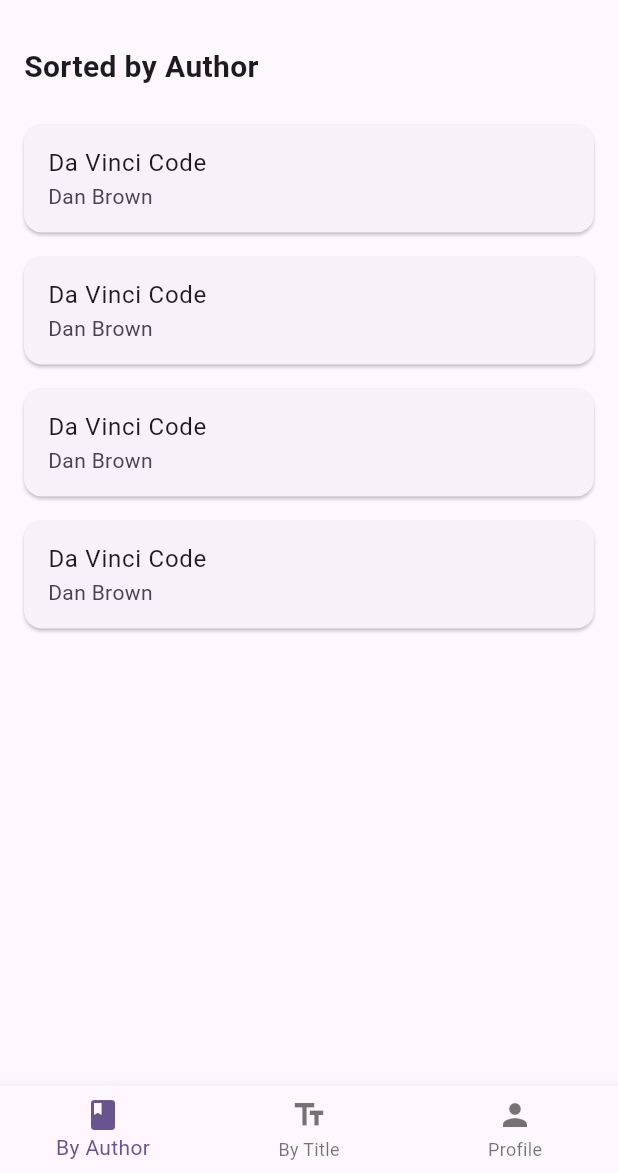
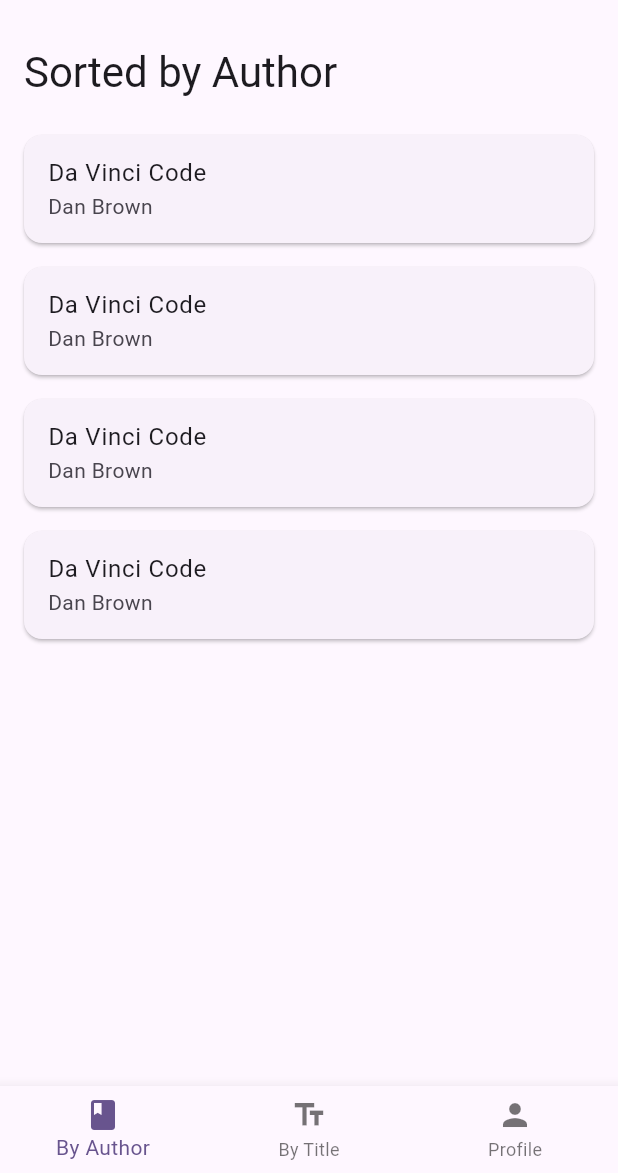
Before and after one commit to wiebecoding/hw4, a Flutter app: the screen it shows after launch, after a tap on "Login", on a phone screen of 412 x 824 dp, the part 63-1236 px from its top. Run offline on Flutter 3.47's test engine with Material 3 defaults, Android fonts, the light colour scheme and no system bars; our stand-ins replace bloc, flutter_bloc, go_router.

Commit message:
Added comments, adjusted UI to more closely match Figma

```diff
--- a/lib/navigation/routerHW.dart
+++ b/lib/navigation/routerHW.dart
@@ -4,7 +4,6 @@
 import 'package:hw4/auth_bloc/auth_bloc.dart';
 import 'package:hw4/pages/author_detail_page.dart';
 import 'package:hw4/pages/author_page.dart';
-import 'package:hw4/pages/home_page.dart';
 import 'package:hw4/pages/login_page.dart';
 import 'package:hw4/pages/profile_page.dart';
 import 'package:hw4/pages/title_detail_page.dart';
@@ -29,11 +28,37 @@
   debugLabel: "Shell",
 );
 
+/*
+
+Created GoRouter with the following paths:
+  / (name: home)
+  /byAuthor (name: byAuthor)
+  /byAuthor/detail (name: byAuthorDetail)
+  /byTitle (name: byTitle)
+  /byTitleDetail (name: byTitleDetail)
+  /profile (name: profile)
+  /login (name: login)
+
+*/
+
 GoRouter routerHW(AuthenticationBloc authenticationBloc) {
   return GoRouter(
     navigatorKey: rootNavigatorKey,
     initialLocation: "/login",
+    /*
+
+    Created a Listenable from the stream of the AuthenticationBloc
+    Added listenable to the refreshListentable of the GoRouter
+
+    */
     refreshListenable: StreamToListenable([authenticationBloc.stream]),
+
+    /*
+
+    If logged in and current path == /login, go to /byAuthor
+    If logged out and current path != /login, go to /login
+
+    */
     redirect: (context, state) async {
       if (authenticationBloc.state is AuthenticationLoggedIn &&
           ((state.fullPath?.startsWith("/login") ?? false))) {
@@ -49,16 +74,16 @@
     routes: [
       GoRoute(
         path: '/login',
-        name: RouteName.home,
+        name: RouteName.login,
         builder: (context, state) {
           return const LoginPage();
         },
       ),
       GoRoute(
         path: '/',
-        name: RouteName.login,
+        name: RouteName.home,
         builder: (context, state) {
-          return const HomePage();
+          return const LoginPage();
         },
         routes: [
           ShellRoute(
--- a/lib/pages/author_page.dart
+++ b/lib/pages/author_page.dart
@@ -20,9 +20,9 @@
         child: Column(
           crossAxisAlignment: CrossAxisAlignment.start,
           children: [
-            const Text(
+            Text(
               'Sorted by Author',
-              style: TextStyle(fontSize: 20, fontWeight: FontWeight.bold),
+              style: Theme.of(context).textTheme.headlineMedium,
             ),
             const SizedBox(height: 16.0),
             Expanded(
--- a/lib/pages/login_page.dart
+++ b/lib/pages/login_page.dart
@@ -8,13 +8,16 @@
   @override
   Widget build(BuildContext context) {
     return Scaffold(
-      appBar: AppBar(title: Text("Login")),
+      appBar: AppBar(title: Text("Login"), centerTitle: true),
       body: Center(
         child: Column(
           mainAxisAlignment: MainAxisAlignment.center,
           crossAxisAlignment: CrossAxisAlignment.center,
           children: [
-            FilledButton(
+            Container(
+              width: double.infinity,
+              padding: EdgeInsets.all(30.0),
+              child: FilledButton(
                 child: Text("Login"),
                 onPressed: () {
                   BlocProvider.of<AuthenticationBloc>(
@@ -22,6 +25,7 @@
                   ).add(AuthenticationLoginEvent());
                 },
               ),
+            ),
           ],
         ),
       ),
--- a/lib/pages/profile_page.dart
+++ b/lib/pages/profile_page.dart
@@ -14,7 +14,10 @@
           mainAxisAlignment: MainAxisAlignment.center,
           crossAxisAlignment: CrossAxisAlignment.center,
           children: [
-            FilledButton(
+            Container(
+              width: double.infinity,
+              padding: EdgeInsets.all(30.0),
+              child: FilledButton(
                 child: Text("Logout"),
                 onPressed: () {
                   BlocProvider.of<AuthenticationBloc>(
@@ -22,6 +25,7 @@
                   ).add(AuthenticationLogoutEvent());
                 },
               ),
+            ),
           ],
         ),
       ),
--- a/lib/pages/title_page.dart
+++ b/lib/pages/title_page.dart
@@ -20,9 +20,9 @@
         child: Column(
           crossAxisAlignment: CrossAxisAlignment.start,
           children: [
-            const Text(
+            Text(
               'Sorted by Title',
-              style: TextStyle(fontSize: 20, fontWeight: FontWeight.bold),
+              style: Theme.of(context).textTheme.headlineMedium,
             ),
             const SizedBox(height: 16.0),
             Expanded(
```
Also changed, not shown: lib/main.dart (+3 -95 lines). Lines whose indentation alone changed are shown as unchanged.
